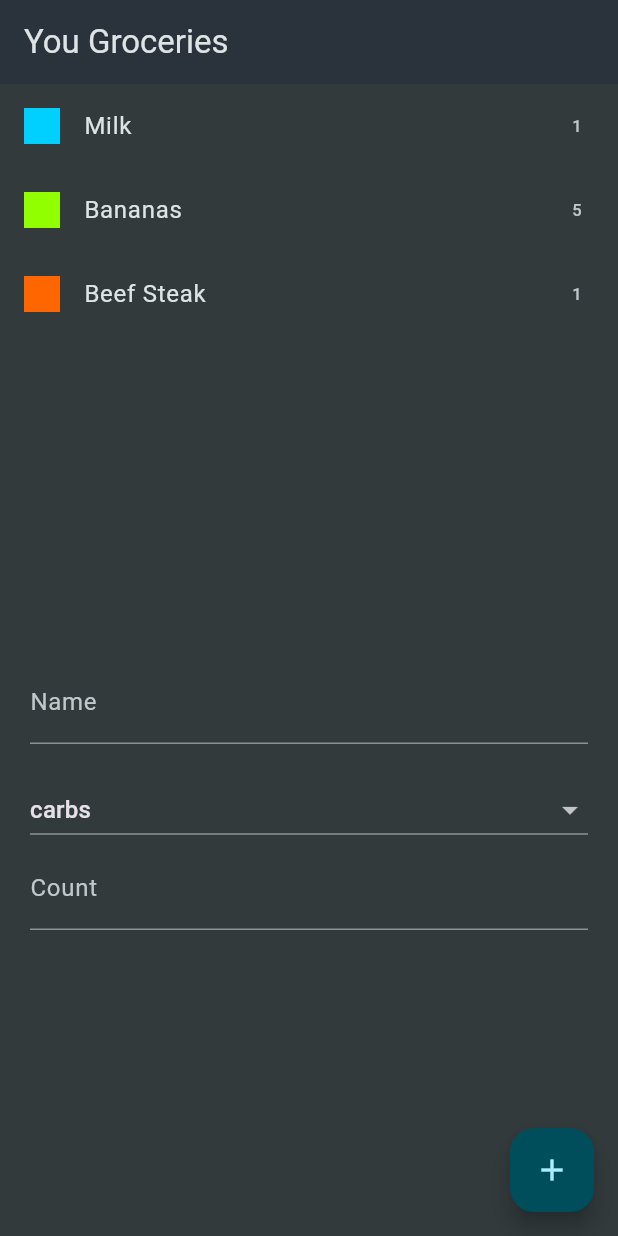
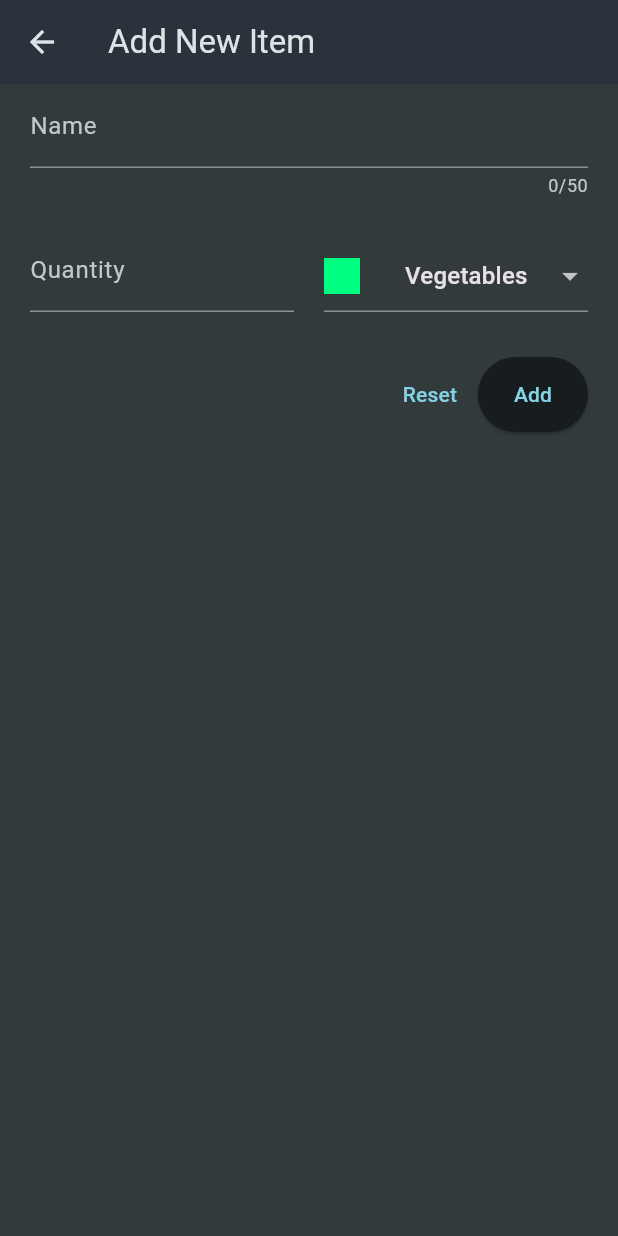
Before and after one commit to MostafaHamed-W/shopping_list, a Flutter app: the screen it shows after launch, after a tap on the "add" icon, on a phone screen of 412 x 824 dp. Run offline on Flutter 3.47's test engine with Material 3 defaults, Android fonts, the phone set to English and light mode, and no system bars; our stand-ins replace flutter_riverpod.

Commit message:
Add Form Validation To New Item

```diff
--- a/lib/providers/grocery_items_provider.dart
+++ b/lib/providers/grocery_items_provider.dart
@@ -28,7 +28,7 @@ class GroceryNotifier extends StateNotifier<List<GroceryItem>> {
     ];
   }
 
-  void removeItem(name) {
-    state = state.where((element) => name != element.name).toList();
+  void removeItem(id) {
+    state = state.where((element) => id != element.id).toList();
   }
 }
--- a/lib/views/home_screen.dart
+++ b/lib/views/home_screen.dart
@@ -1,98 +1,20 @@
 import 'package:flutter/material.dart';
-import 'package:flutter_riverpod/flutter_riverpod.dart';
-import 'package:shopping_list/data/categories.dart';
-import 'package:shopping_list/models/category.dart';
-import 'package:shopping_list/providers/grocery_items_provider.dart';
+import 'package:shopping_list/views/new_item_screen.dart';
+
 import 'package:shopping_list/widgets/grocery_list.dart';
 
-class HomeScreen extends ConsumerStatefulWidget {
+class HomeScreen extends StatelessWidget {
   const HomeScreen({super.key});
-
-  @override
-  ConsumerState<HomeScreen> createState() => _HomeScreenState();
-}
-
-class _HomeScreenState extends ConsumerState<HomeScreen> {
-  final TextEditingController _itemNameController = TextEditingController();
-  final TextEditingController _itemCountController = TextEditingController();
-  Categories? selectedItem = Categories.carbs;
-  List<Categories> categoriesNames = [
-    ...Categories.values.map((category) {
-      return category;
-    }).toList()
-  ];
-
-  @override
-  void dispose() {
-    _itemNameController.dispose();
-    super.dispose();
-  }
-
   @override
   Widget build(BuildContext context) {
     return Scaffold(
       appBar: AppBar(
         title: const Text('You Groceries'),
       ),
-      body: Column(
-        children: [
-          const Expanded(
-            child: GroceryList(),
-          ),
-          Expanded(
-            child: Padding(
-              padding: const EdgeInsets.symmetric(horizontal: 20),
-              child: Column(
-                children: [
-                  TextField(
-                    controller: _itemNameController,
-                    decoration: const InputDecoration(
-                      label: Text(
-                        'Name',
-                      ),
-                    ),
-                  ),
-                  const SizedBox(height: 20),
-                  DropdownButton(
-                    isExpanded: true,
-                    hint: const Text('Select Categoty'),
-                    value: selectedItem,
-                    items: categoriesNames
-                        .map(
-                          (item) => DropdownMenuItem(
-                            value: item,
-                            child: Text(item.name),
-                          ),
-                        )
-                        .toList(),
-                    onChanged: (newValue) {
-                      setState(() {
-                        selectedItem = newValue;
-                      });
-                    },
-                  ),
-                  TextField(
-                    controller: _itemCountController,
-                    decoration: const InputDecoration(
-                      label: Text(
-                        'Count',
-                      ),
-                    ),
-                  ),
-                ],
-              ),
-            ),
-          ),
-        ],
-      ),
+      body: const GroceryList(),
       floatingActionButton: FloatingActionButton(
         onPressed: () {
-          ref.read(groceryListProvider.notifier).addNewItem(
-                id: '1',
-                name: _itemNameController.text,
-                quantity: int.parse(_itemCountController.text),
-                category: categories[selectedItem]!,
-              );
+          Navigator.push(context, MaterialPageRoute(builder: (context) => const NewItem()));
         },
         child: const Icon(Icons.add),
       ),
--- /dev/null
+++ b/lib/views/new_item_screen.dart
@@ -0,0 +1,146 @@
+import 'package:flutter/material.dart';
+import 'package:flutter_riverpod/flutter_riverpod.dart';
+import 'package:shopping_list/data/categories.dart';
+import 'package:shopping_list/models/category.dart';
+import 'package:uuid/uuid.dart';
+
+class NewItem extends ConsumerStatefulWidget {
+  const NewItem({super.key});
+
+  @override
+  ConsumerState<NewItem> createState() => _NewItemState();
+}
+
+class _NewItemState extends ConsumerState<NewItem> {
+  final TextEditingController _itemNameController = TextEditingController();
+  final TextEditingController _itemCountController = TextEditingController();
+  Categories? selectedItem = Categories.carbs;
+  List<Categories> categoriesNames = [
+    ...Categories.values.map((category) {
+      return category;
+    }).toList()
+  ];
+
+  final uuid = const Uuid();
+  final selectedValue = categories.entries.first.value;
+  final _formKey = GlobalKey<FormState>();
+
+  @override
+  void dispose() {
+    _itemNameController.dispose();
+    super.dispose();
+  }
+
+  @override
+  Widget build(BuildContext context) {
+    return Scaffold(
+      appBar: AppBar(
+        title: const Text('Add New Item'),
+      ),
+      body: Padding(
+        padding: const EdgeInsets.symmetric(horizontal: 20),
+        child: Form(
+          key: _formKey,
+          child: Column(
+            children: [
+              TextFormField(
+                validator: (value) {
+                  // should return null if the validation succeded
+                  // if validation failed should return validation error message
+                  if (value == null ||
+                      value.isEmpty ||
+                      value.trim().length <= 1 ||
+                      value.trim().length >= 50) {
+                    return 'Please enter a valid name';
+                  } else {
+                    return null;
+                  }
+                },
+                maxLength: 50,
+                controller: _itemNameController,
+                decoration: const InputDecoration(
+                  label: Text(
+                    'Name',
+                  ),
+                ),
+              ),
+              const SizedBox(height: 20),
+              Row(
+                crossAxisAlignment: CrossAxisAlignment.end,
+                children: [
+                  Expanded(
+                    child: TextFormField(
+                      validator: (value) {
+                        if (value == null ||
+                            value.isEmpty ||
+                            int.tryParse(value) == null ||
+                            int.tryParse(value)! <= 0) {
+                          return 'Please Enter a valid quantity!';
+                        } else {
+                          return null;
+                        }
+                      },
+                      // initialValue: '1',
+                      controller: _itemCountController,
+                      decoration: const InputDecoration(
+                        labelText: 'Quantity',
+                      ),
+                    ),
+                  ),
+                  const SizedBox(width: 20),
+                  Expanded(
+                    child: DropdownButtonFormField(
+                      value: selectedValue,
+                      items: [
+                        for (var category in categories.entries)
+                          DropdownMenuItem(
+                            value: category.value,
+                            child: Row(
+                              children: [
+                                Container(
+                                  height: 24,
+                                  width: 24,
+                                  color: category.value.color,
+                                ),
+                                const SizedBox(width: 30),
+                                Text(category.value.title)
+                              ],
+                            ),
+                          )
+                      ],
+                      onChanged: (value) {},
+                    ),
+                  ),
+                ],
+              ),
+              const SizedBox(height: 30),
+              Row(
+                mainAxisAlignment: MainAxisAlignment.end,
+                children: [
+                  SizedBox(
+                    height: 50,
+                    child: TextButton(
+                      onPressed: () {
+                        _formKey.currentState!.reset();
+                      },
+                      child: const Text('Reset'),
+                    ),
+                  ),
+                  SizedBox(
+                    height: 50,
+                    child: ElevatedButton(
+                      onPressed: () {
+                        _formKey.currentState!.validate();
+                      },
+                      child: const Text('Add'),
+                    ),
+                  )
+                ],
+              )
+            ],
+          ),
+        ),
+      ),
+    );
+  }
+}
--- a/lib/widgets/grocery_list.dart
+++ b/lib/widgets/grocery_list.dart
@@ -15,7 +15,7 @@ class GroceryList extends ConsumerWidget {
         return Dismissible(
           key: ValueKey(index),
           onDismissed: (direction) {
-            groceryList.removeItem(groceryItems[index].name);
+            groceryList.removeItem(groceryItems[index].id);
           },
           child: ListTile(
             title: Text(groceryItems[index].name),
@@ -25,6 +25,7 @@ class GroceryList extends ConsumerWidget {
               color: groceryItems[index].category.color,
             ),
             trailing: Text("${groceryItems[index].quantity}"),
+            subtitle: Text(groceryItems[index].id),
           ),
         );
       },
```
Also changed, not shown: pubspec.yaml (+1 -6 lines), pubspec.lock.
